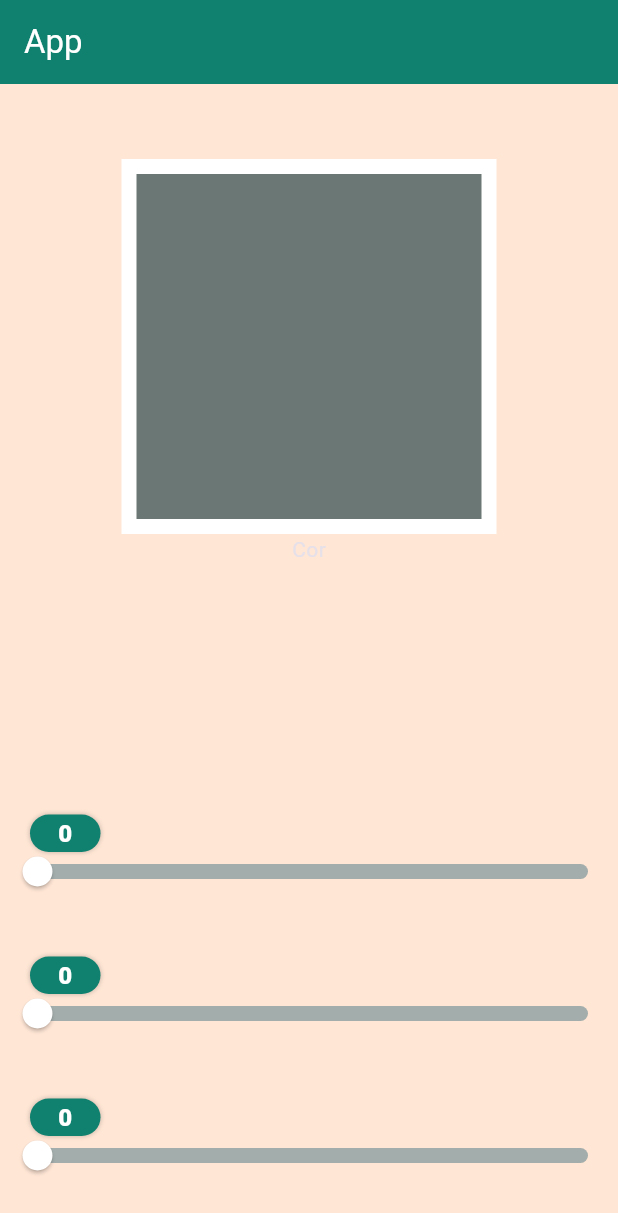
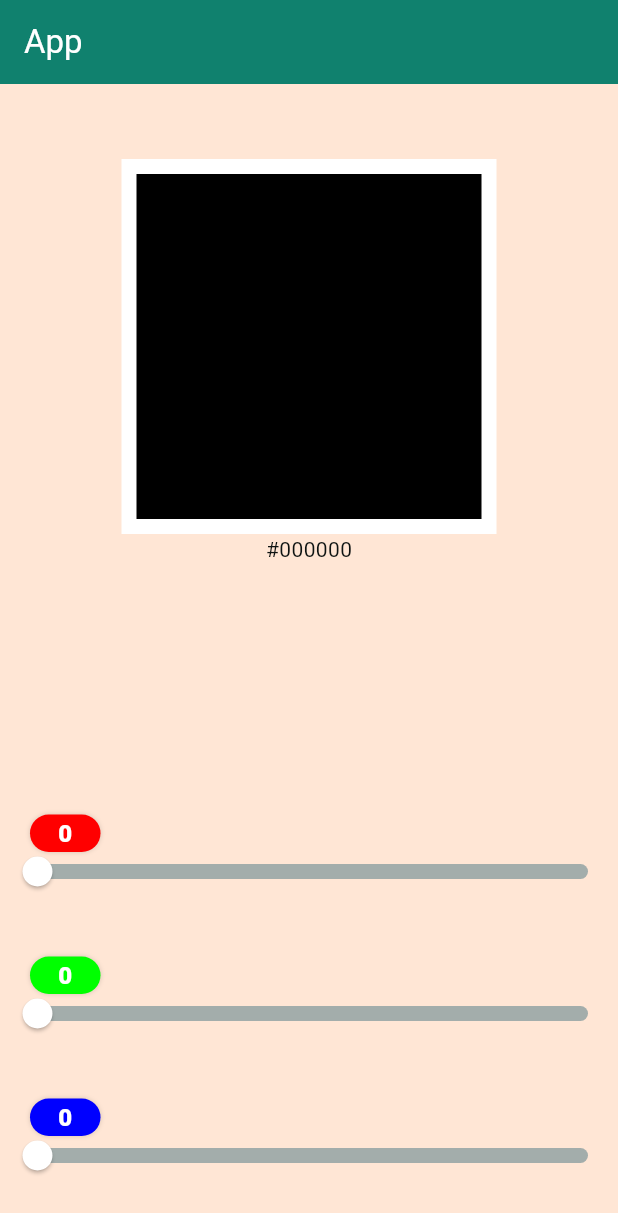
Before and after one commit to RhianVinicius/flutter-ex003, a Flutter app: the screen it shows after launch, on a phone screen of 412 x 824 dp. Shown: the top 1213 px of the screen. Run offline on Flutter 3.47's test engine with Material 3 defaults, Android fonts, the phone set to English and light mode, and no system bars.

Commit message:
implement colors convert logic

```diff
--- a/lib/pages/home_page_content.dart
+++ b/lib/pages/home_page_content.dart
@@ -17,6 +17,27 @@ class HomePageContentState extends State<HomePageContent> {
   double _redValue = 0;
   double _greenValue = 0;
   double _blueValue = 0;
+
+  Color _currentColor() {
+    return Color.fromARGB(
+      255,
+      int.parse(_redValue.toStringAsFixed(0)),
+      int.parse(_greenValue.toStringAsFixed(0)),
+      int.parse(_blueValue.toStringAsFixed(0))
+    );
+  }
+
+  String _convertToHex(Color color) {
+    return '#'
+      '${(color.r * 255).toInt().toRadixString(16).padLeft(2, '0').toUpperCase()}'
+      '${(color.g * 255).toInt().toRadixString(16).padLeft(2, '0').toUpperCase()}'
+      '${(color.b * 255).toInt().toRadixString(16).padLeft(2, '0').toUpperCase()}';
+  }
+
+  String _converToRGB(Color color) {
+    return 'rbg(${color.r * 255}, ${color.g * 255}, ${color.b * 255})';
+  }
+
 
   void _updateRedValue(double newValue) {
     setState(() {
@@ -57,11 +78,16 @@ class HomePageContentState extends State<HomePageContent> {
                       child: Container(
                         width: 230,
                         height: 230,
-                        color: AppColors.grey,
+                        color: _currentColor(),
                       ),
                     )
                   ),
-                  Text("Cor")
+                  Text(
+                    _convertToHex(_currentColor()),
+                    style: TextStyle(
+                      color: AppColors.black
+                    ),
+                  )
                 ],
               )
             ),
@@ -80,11 +106,11 @@ class HomePageContentState extends State<HomePageContent> {
                             mainAxisAlignment: MainAxisAlignment.start,
                             crossAxisAlignment: CrossAxisAlignment.start,
                             children: [
-                              AppSliderLabel(label: _redValue, color: AppColors.primary),
+                              AppSliderLabel(label: _redValue, color: AppColors.red),
                               AppSlider(
                                 value: _redValue,
                                 onChanged: _updateRedValue,
-                                color: AppColors.primary
+                                color: AppColors.red
                               )
                             ],
                           ),
@@ -95,11 +121,11 @@ class HomePageContentState extends State<HomePageContent> {
                             mainAxisAlignment: MainAxisAlignment.start,
                             crossAxisAlignment: CrossAxisAlignment.start,
                             children: [
-                              AppSliderLabel(label: _greenValue, color: AppColors.primary),
+                              AppSliderLabel(label: _greenValue, color: AppColors.green),
                               AppSlider(
                                 value: _greenValue,
                                 onChanged: _updateGreenValue,
-                                color: AppColors.primary
+                                color: AppColors.green
                               )
                             ],
                           ),
@@ -110,11 +136,11 @@ class HomePageContentState extends State<HomePageContent> {
                             mainAxisAlignment: MainAxisAlignment.start,
                             crossAxisAlignment: CrossAxisAlignment.start,
                             children: [
-                              AppSliderLabel(label: _blueValue, color: AppColors.primary),
+                              AppSliderLabel(label: _blueValue, color: AppColors.blue),
                               AppSlider(
                                 value: _blueValue,
                                 onChanged: _updateBlueValue,
-                                color: AppColors.primary
+                                color: AppColors.blue
                               )
                             ],
                           ),
--- a/lib/theme/app_colors.dart
+++ b/lib/theme/app_colors.dart
@@ -11,10 +11,11 @@ class AppColors {
 
   static const background =  Color(0xFFFFE6D5);
 
-  static const shadow = Color.fromARGB(64, 0, 0, 0);
+  static const shadow = Color(0x29000000);
 
-  static const green = Color(0xFF20B935);
-  static const red = Color(0xFFE01D1D);
+  static const green = Color.fromARGB(255, 0, 255, 0);
+  static const red = Color.fromARGB(255, 255, 0, 0);
+  static const blue = Color.fromARGB(255, 0, 0, 255);
 
   static const white = Color(0xFFFFFFFF);
   static const grey = Color(0xFF6B7774);
```
